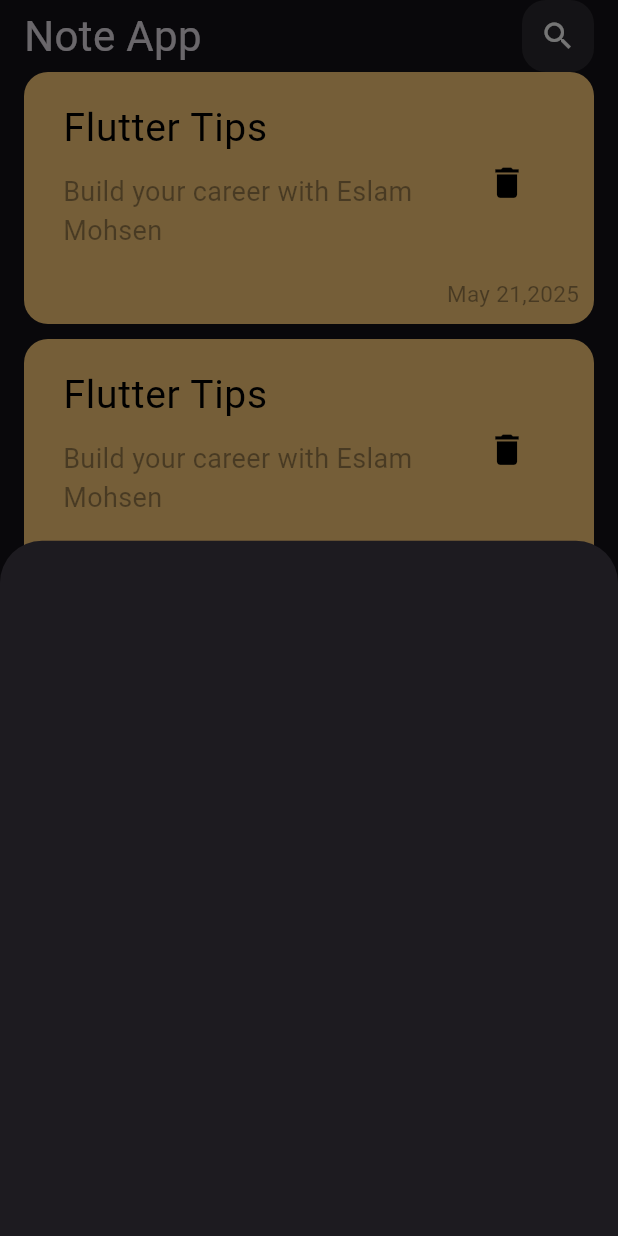
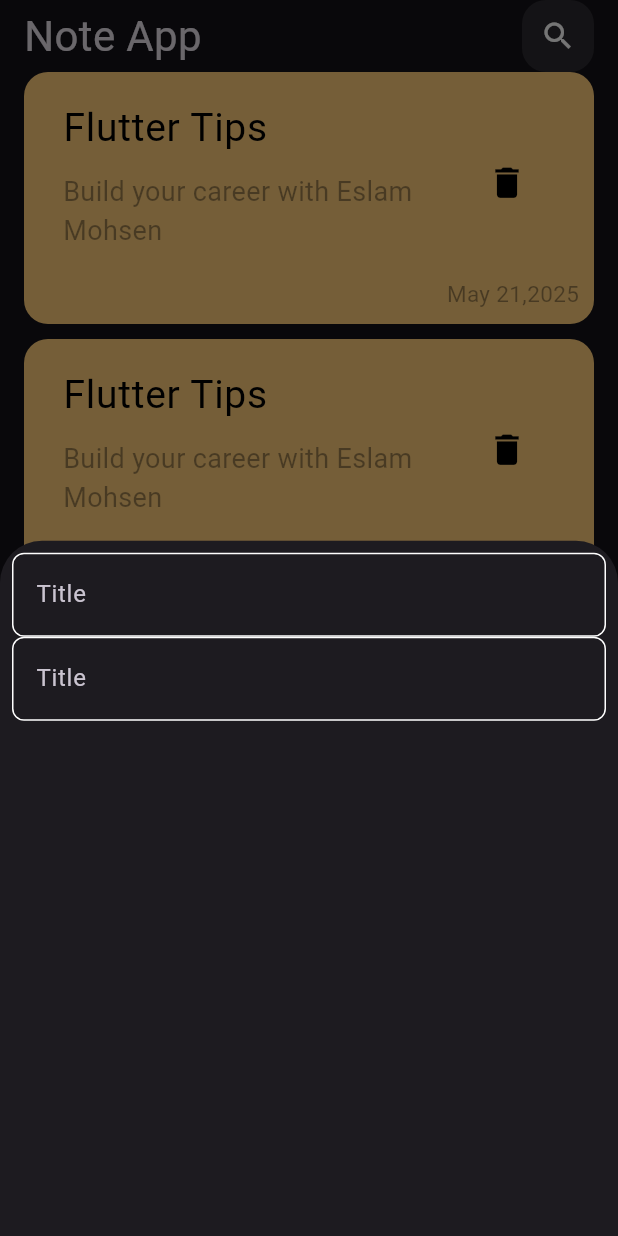
Before and after one commit to EslamMohsen110/note_app, a Flutter app: the screen it shows after launch, after a tap on the "add" icon, on a phone screen of 412 x 824 dp. Run offline on Flutter 3.47's test engine with Material 3 defaults, Android fonts, the phone set to English and light mode, and no system bars; Roboto replaces fonts that are missing (Poppins).

Commit message:
create const color and custom text filed

```diff
--- /dev/null
+++ b/lib/constant.dart
@@ -0,0 +1,3 @@
+import 'package:flutter/material.dart';
+
+const kPrimaryColor = Color(0xff62FCD7);
--- a/lib/widgets/add_note_bottom_sheet.dart
+++ b/lib/widgets/add_note_bottom_sheet.dart
@@ -1,10 +1,14 @@
 import 'package:flutter/material.dart';
+import 'package:note_app/widgets/custom_text_filed.dart';
 
 class AddNoteBottomSheet extends StatelessWidget {
   const AddNoteBottomSheet({super.key});
 
   @override
   Widget build(BuildContext context) {
-    return Container();
+    return Padding(
+      padding: const EdgeInsets.all(8.0),
+      child: Column(children: [CustomTextFiled(), CustomTextFiled()]),
+    );
   }
 }
--- /dev/null
+++ b/lib/widgets/custom_text_filed.dart
@@ -0,0 +1,26 @@
+import 'package:flutter/material.dart';
+import 'package:note_app/constant.dart';
+
+class CustomTextFiled extends StatelessWidget {
+  const CustomTextFiled({super.key});
+
+  @override
+  Widget build(BuildContext context) {
+    return TextField(
+      cursorColor: kPrimaryColor,
+      decoration: InputDecoration(
+        hintText: 'Title',
+        border: buildBorder(),
+        enabledBorder: buildBorder(),
+        focusedBorder: buildBorder(kPrimaryColor),
+      ),
+    );
+  }
+
+  OutlineInputBorder buildBorder([color]) {
+    return OutlineInputBorder(
+      borderRadius: BorderRadius.circular(8),
+      borderSide: BorderSide(color: color ?? Colors.white),
+    );
+  }
+}
```
